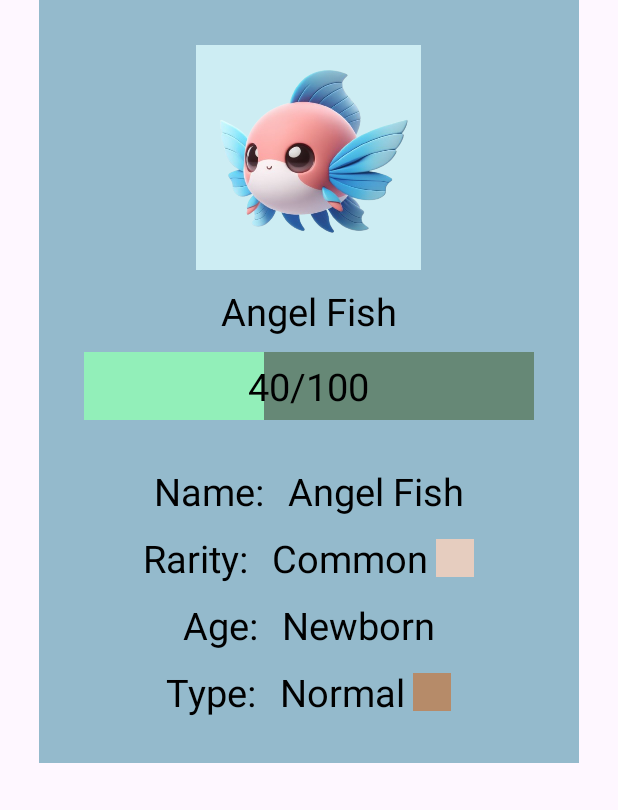
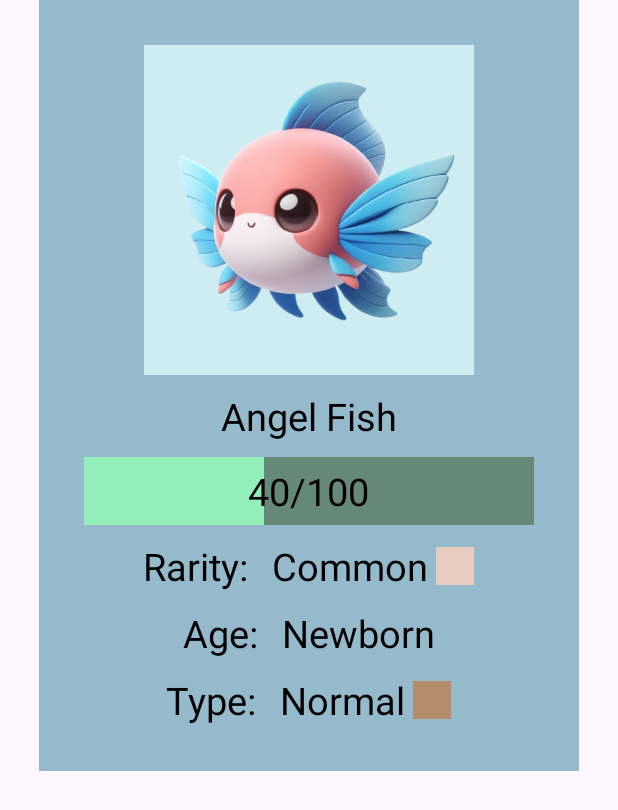
Before and after one commit to dreath-pro/MiWi-Pet, an Android app: the layout pet_inventory_details.xml on its own in the app's theme, with its tools: preview values and no code run, on a phone screen of 412 x 824 dp. Shown: the top 810 px of the screen. Run offline under Robolectric (Android 15) with nearby library versions, the phone set to English and light mode, and no system bars.

Commit message:
small adjustments

```diff
--- a/app/src/main/java/com/example/miwipet/adapters/InventoryAdapter.java
+++ b/app/src/main/java/com/example/miwipet/adapters/InventoryAdapter.java
@@ -92,7 +92,6 @@ public class InventoryAdapter extends RecyclerView.Adapter<InventoryAdapter.MyVi
         ImageView petImage = dialog.findViewById(R.id.petImage);
         TextView petName = dialog.findViewById(R.id.petName),
                 progressDetail = dialog.findViewById(R.id.progressDetail),
-                name = dialog.findViewById(R.id.name),
                 rarity = dialog.findViewById(R.id.rarity),
                 age = dialog.findViewById(R.id.age),
                 type = dialog.findViewById(R.id.type);
@@ -104,7 +103,6 @@ public class InventoryAdapter extends RecyclerView.Adapter<InventoryAdapter.MyVi
         petName.setText(petModels.get(holder.getAdapterPosition()).getPetName());
         progressDetail.setText(petModels.get(holder.getAdapterPosition()).getExp() + "/" +
                 petModels.get(holder.getAdapterPosition()).getMaxExp());
-        name.setText(petModels.get(holder.getAdapterPosition()).getPetName());
         rarity.setText(petModels.get(holder.getAdapterPosition()).getRarity());
         age.setText(petModels.get(holder.getAdapterPosition()).ageToString() + "");
         type.setText(petModels.get(holder.getAdapterPosition()).typeToString() + "");
--- a/app/src/main/res/layout/pet_inventory_details.xml
+++ b/app/src/main/res/layout/pet_inventory_details.xml
@@ -16,9 +16,10 @@
 
         <ImageView
             android:id="@+id/petImage"
-            android:layout_width="150dp"
-            android:layout_height="150dp"
+            android:layout_width="220dp"
+            android:layout_height="220dp"
             android:layout_gravity="center_horizontal"
+            android:scaleType="fitXY"
             android:src="@drawable/angelfish"
             android:background="#CDEDF3"/>
 
@@ -58,33 +59,6 @@
                 android:textColor="@color/black"
                 android:textAlignment="center"
                 android:layout_centerInParent="true"/>
-        </RelativeLayout>
-
-        <RelativeLayout
-            android:id="@+id/namePage"
-            android:layout_width="wrap_content"
-            android:layout_height="wrap_content"
-            android:layout_marginTop="30dp"
-            android:layout_gravity="center_horizontal">
-
-            <TextView
-                android:id="@+id/nameDescription"
-                android:layout_width="wrap_content"
-                android:layout_height="wrap_content"
-                android:text="Name: "
-                android:textSize="25dp"
-                android:textColor="@color/black"/>
-
-            <TextView
-                android:id="@+id/name"
-                android:layout_width="wrap_content"
-                android:layout_height="wrap_content"
-                android:text="Angel Fish"
-                android:textSize="25dp"
-                android:textColor="@color/black"
-                android:layout_marginStart="10dp"
-                android:layout_toEndOf="@+id/nameDescription"/>
-
         </RelativeLayout>
 
         <RelativeLayout
```
